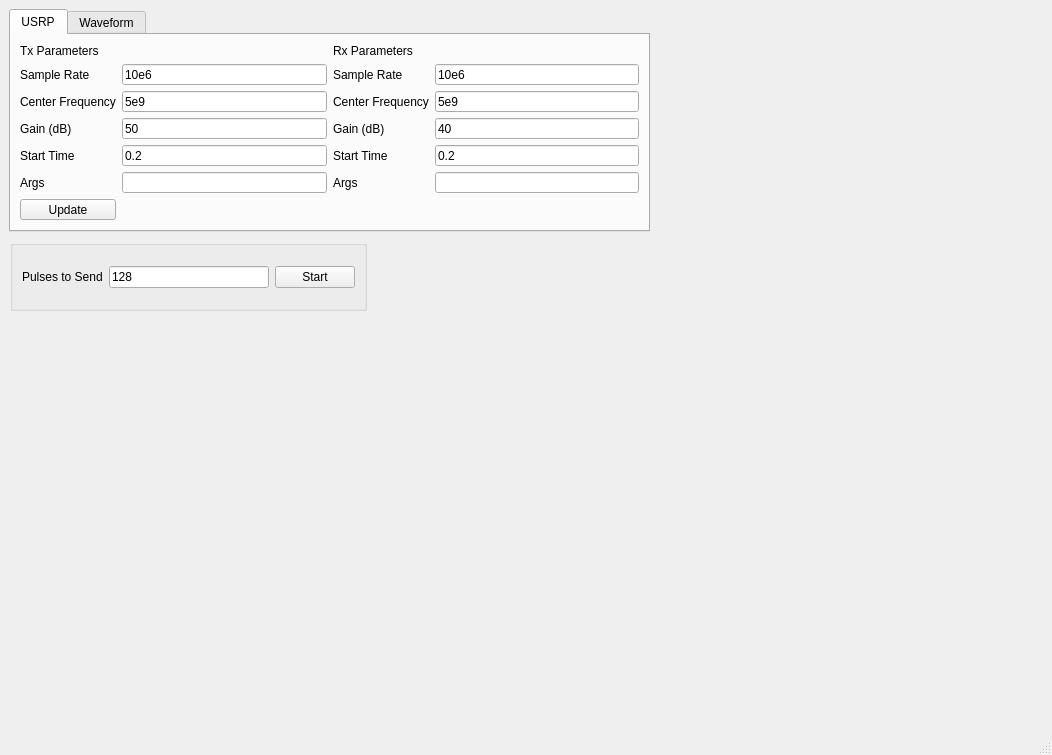
ShaneFlandermeyer/uhd-radar, file ui/radar_window.ui: the form before one commit.
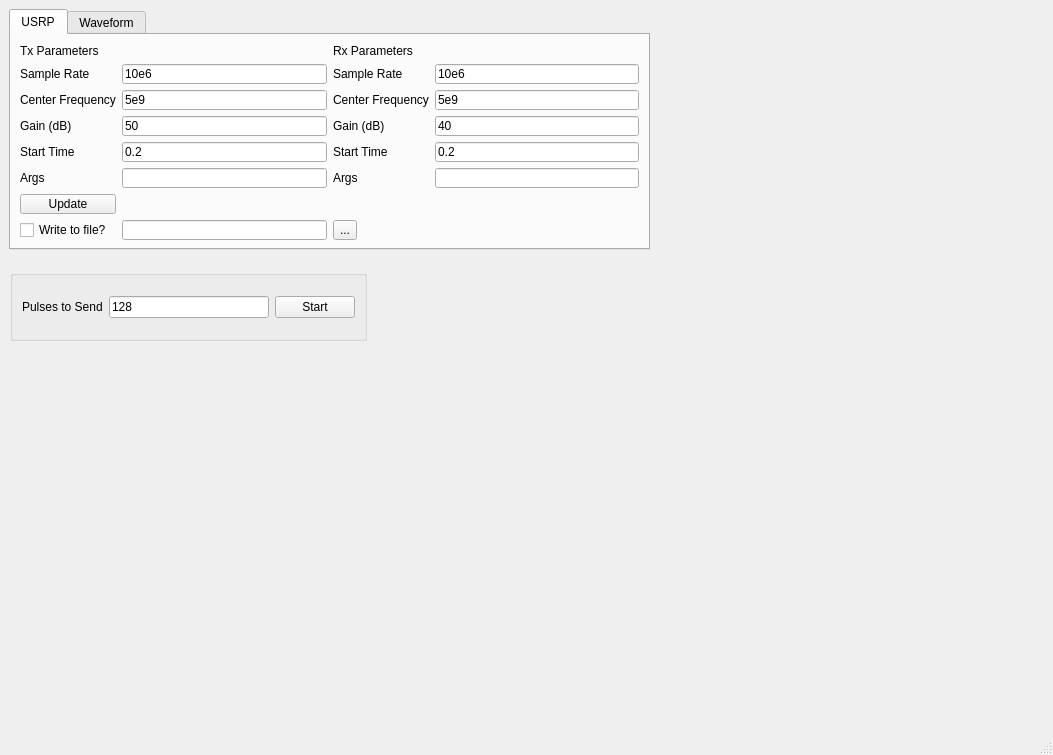
The form after the commit. Custom widgets are drawn as their Qt base class.

Commit message: Added file write option to gui

The edit to the form file:
```diff
--- a/ui/radar_window.ui
+++ b/ui/radar_window.ui
@@ -9,7 +9,7 @@
    <rect>
     <x>0</x>
     <y>0</y>
-    <width>1052</width>
+    <width>1053</width>
     <height>755</height>
    </rect>
   </property>
@@ -23,7 +23,7 @@
       <x>9</x>
       <y>9</y>
       <width>641</width>
-      <height>223</height>
+      <height>241</height>
      </rect>
     </property>
     <property name="currentIndex">
@@ -198,6 +198,27 @@
         </property>
        </widget>
       </item>
+      <item row="9" column="0">
+       <widget class="QCheckBox" name="file_write_checkbox">
+        <property name="text">
+         <string>Write to file?</string>
+        </property>
+       </widget>
+      </item>
+      <item row="9" column="1">
+       <widget class="QLineEdit" name="file_line_edit">
+        <property name="readOnly">
+         <bool>false</bool>
+        </property>
+       </widget>
+      </item>
+      <item row="9" column="2">
+       <widget class="QToolButton" name="file_button">
+        <property name="text">
+         <string>...</string>
+        </property>
+       </widget>
+      </item>
      </layout>
     </widget>
     <widget class="QWidget" name="tab_2">
@@ -284,7 +305,7 @@
     <property name="geometry">
      <rect>
       <x>10</x>
-      <y>240</y>
+      <y>270</y>
       <width>357</width>
       <height>71</height>
      </rect>
```
Left out of the diff: 178 changed lines with no effect on the pictures. The commit also changes 4 other files.
